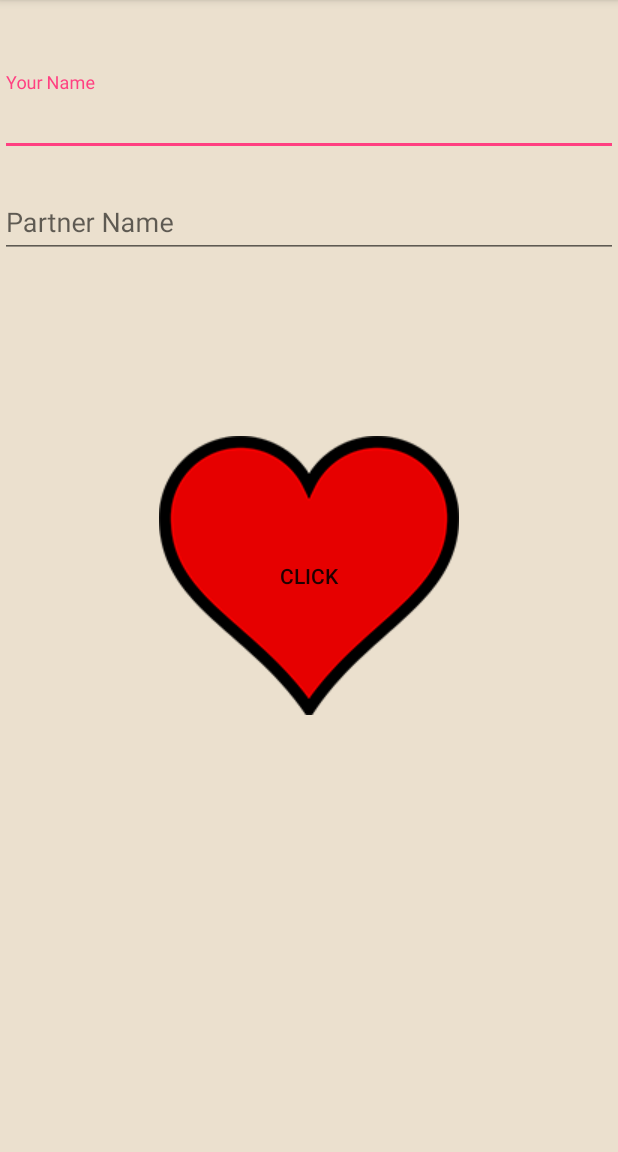
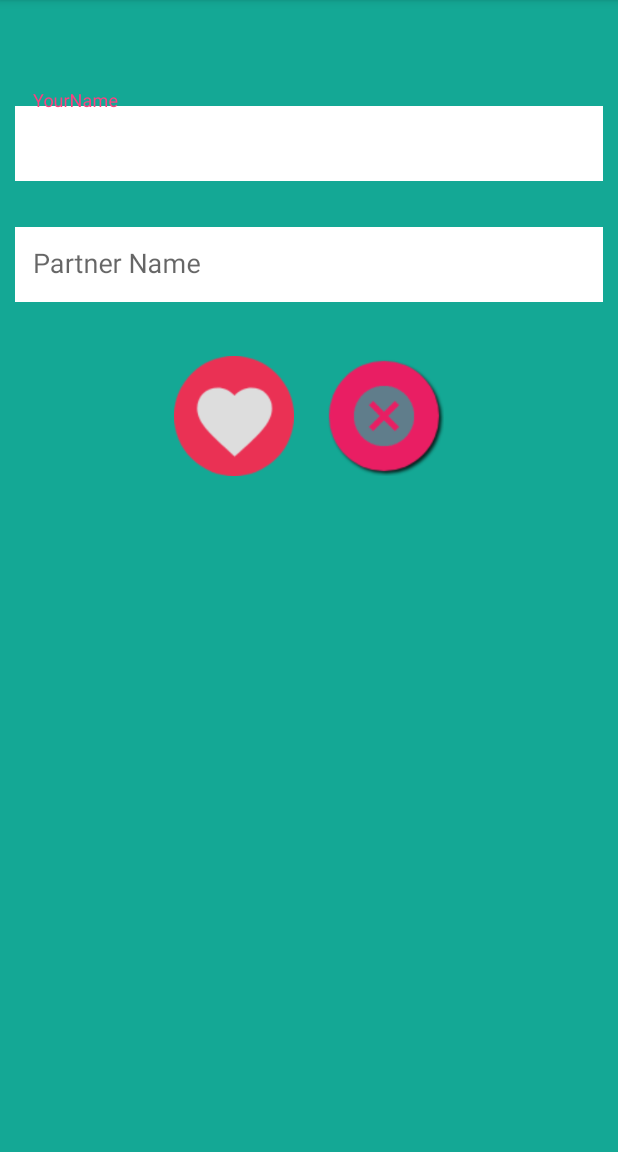
Before and after one commit to rajchristhu/Love, an Android app: the FlamesActivity screen opened directly, with no data from a screen before it, on a phone screen of 412 x 824 dp, the part 84-1236 px from its top. Run offline under Robolectric (Android 15) with nearby library versions, the phone set to English and light mode, and no system bars.

Commit message:
Layout change

```diff
--- /dev/null
+++ b/app/src/main/res/drawable/edit.xml
@@ -0,0 +1,6 @@
+<?xml version="1.0" encoding="utf-8"?>
+<shape xmlns:android="http://schemas.android.com/apk/res/android">
+
+<solid android:color="#FFF"/>
+
+        </shape>
--- a/app/src/main/res/layout/activity_flames.xml
+++ b/app/src/main/res/layout/activity_flames.xml
@@ -1,25 +1,31 @@
 <?xml version="1.0" encoding="utf-8"?>
-<RelativeLayout xmlns:android="http://schemas.android.com/apk/res/android"
-                xmlns:tools="http://schemas.android.com/tools"
-                android:layout_width="match_parent"
-                android:background="#ebe0ce"
-                android:layout_height="match_parent"
+<LinearLayout xmlns:android="http://schemas.android.com/apk/res/android"
+              android:layout_width="match_parent"
+              android:background="@color/dot_dark_screen2"
+              android:padding="10dp"
+              android:layout_height="match_parent"
 
->
+              android:orientation="vertical">
 
 
     <android.support.design.widget.TextInputLayout
             android:id="@+id/input_layout_your_name"
+            android:layout_marginTop="50dp"
             android:layout_width="match_parent"
+            android:layout_marginBottom="20dp"
             android:layout_height="wrap_content"
-            android:paddingTop="48dp"
+
     >
 
         <android.support.design.widget.TextInputEditText
                 android:id="@+id/input_your_name"
                 android:layout_width="match_parent"
-                android:layout_height="wrap_content"
-                android:hint="Your Name"
+                android:layout_height="50dp"
+                android:background="@drawable/edit"
+                android:padding="12dp"
+
+                android:hint="YourName"
+                android:textColorHint="@color/bg_screen4"
                 android:textColor="@android:color/black"/>
 
     </android.support.design.widget.TextInputLayout>
@@ -28,27 +34,41 @@
             android:id="@+id/input_layout_partner_name"
             android:layout_width="match_parent"
             android:layout_height="wrap_content"
-            android:layout_below="@id/input_layout_your_name"
-            android:paddingTop="12dp"
+            android:layout_marginBottom="20dp"
     >
 
         <android.support.design.widget.TextInputEditText
                 android:id="@+id/input_partner_name"
+                android:hint="Partner Name"
+                android:padding="12dp"
+                android:background="@drawable/edit"
                 android:layout_width="match_parent"
-                android:layout_height="wrap_content"
-                android:hint="Partner Name"
+                android:layout_height="50dp"
+                android:textColorHint="@color/bg_screen4"
                 android:textColor="@android:color/black"/>
 
     </android.support.design.widget.TextInputLayout>
-
-    <Button
-            android:id="@+id/button_calculate"
-            android:background="@drawable/heart"
-            android:layout_centerInParent="true"
-            android:layout_width="wrap_content"
-            android:layout_height="wrap_content"
-            android:text="Click"/>
+    <LinearLayout android:layout_width="wrap_content"
+                  android:orientation="horizontal"
+                  android:layout_gravity="center"
+                  android:layout_marginTop="16dp"
+                  android:layout_height="wrap_content">
+        <Button
+                android:id="@+id/button_calculate"
+                android:background="@drawable/cc"
+                android:layout_gravity="center"
+                android:layout_width="80dp"
+                android:layout_height="80dp"
+        />
+        <Button
+                android:id="@+id/clear"
+                android:background="@drawable/cann"
+                android:layout_marginLeft="20dp"
+                android:layout_gravity="center"
+                android:layout_width="80dp"
+                android:layout_height="80dp"
+        />
+    </LinearLayout>
 
 
-
-</RelativeLayout>
+</LinearLayout>
```
Also changed, not shown: app/src/main/java/com/example/love/Activity/FlamesActivity.kt (+8 -6 lines), app/src/main/res/layout/dialog.xml (+14 -44 lines), app/src/main/res/layout/fragment_menu.xml (+78 -35 lines), app/src/main/res/drawable/a.png (added), app/src/main/res/drawable/can.png (added), app/src/main/res/drawable/cann.png (added), app/src/main/res/drawable/cc.png (added), app/src/main/res/drawable/comit.png (added), app/src/main/res/drawable/e.png (added), app/src/main/res/drawable/f.png (added), app/src/main/res/drawable/l.png (added), app/src/main/res/drawable/m.png (added), app/src/main/res/drawable/mingou.png (added), app/src/main/res/drawable/minsic.png (added), 2 more files.
